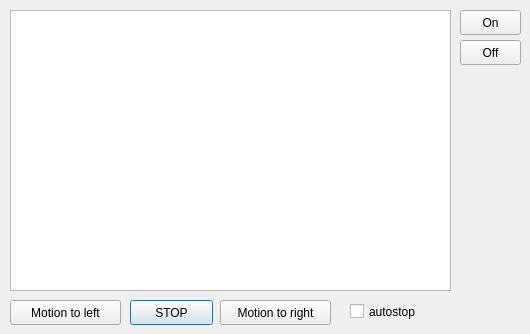
Old version of the form dialog.ui in the repository tre3k/tanger-ArmenMotorsIface.
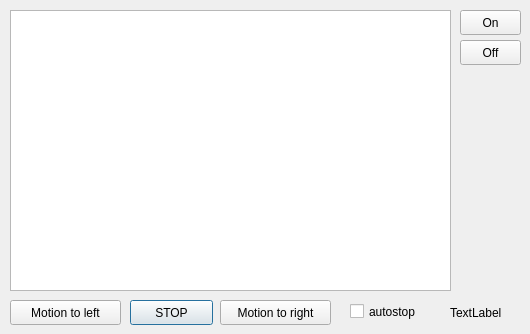
New version of the form.

Diff of the .ui file:
```diff
--- a/dialog.ui
+++ b/dialog.ui
@@ -101,6 +101,19 @@
     <string>Off</string>
    </property>
   </widget>
+  <widget class="QLabel" name="labelEnd">
+   <property name="geometry">
+    <rect>
+     <x>450</x>
+     <y>304</y>
+     <width>64</width>
+     <height>17</height>
+    </rect>
+   </property>
+   <property name="text">
+    <string>TextLabel</string>
+   </property>
+  </widget>
  </widget>
  <layoutdefault spacing="6" margin="11"/>
  <resources/>
```
